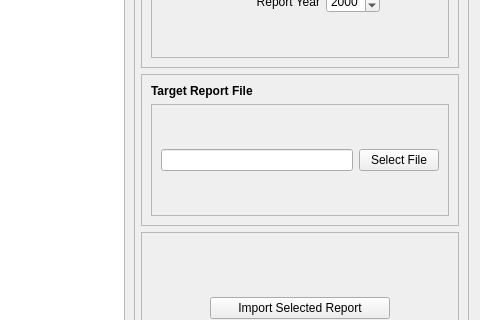
Before: the Qt Designer form ui/ImportReportTab.ui in CS-4820-Library-Project/COUNTER-5-Report-Tool-2020-5.0, drawn with Qt 5; both pictures show x 528 to 1008 and y 105 to 425 of the 1008 by 530 pixel window.
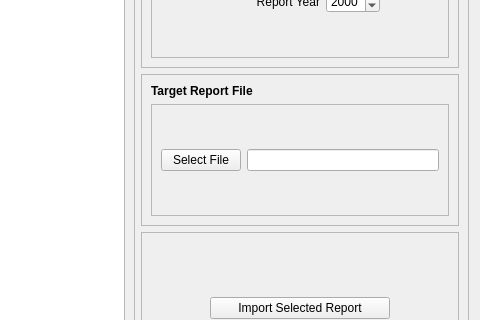
After: the same form once the commit is applied. Icons and pictures are not drawn.

Commit message:
Move button
Move import report select file button left

```diff
--- a/ui/ImportReportTab.ui
+++ b/ui/ImportReportTab.ui
@@ -266,13 +266,6 @@
                <enum>QFrame::StyledPanel</enum>
               </property>
               <layout class="QHBoxLayout" name="horizontalLayout_15">
-               <item>
-                <widget class="QLineEdit" name="selected_file_edit">
-                 <property name="readOnly">
-                  <bool>true</bool>
-                 </property>
-                </widget>
-               </item>
                <item>
                 <widget class="QPushButton" name="select_file_button">
                  <property name="sizePolicy">
@@ -286,6 +279,13 @@
                  </property>
                 </widget>
                </item>
+               <item>
+                <widget class="QLineEdit" name="selected_file_edit">
+                 <property name="readOnly">
+                  <bool>true</bool>
+                 </property>
+                </widget>
+               </item>
               </layout>
              </widget>
             </item>
```
Left out of the diff: 1 changed line with no effect on the pictures. The commit also changes 1 other file.
